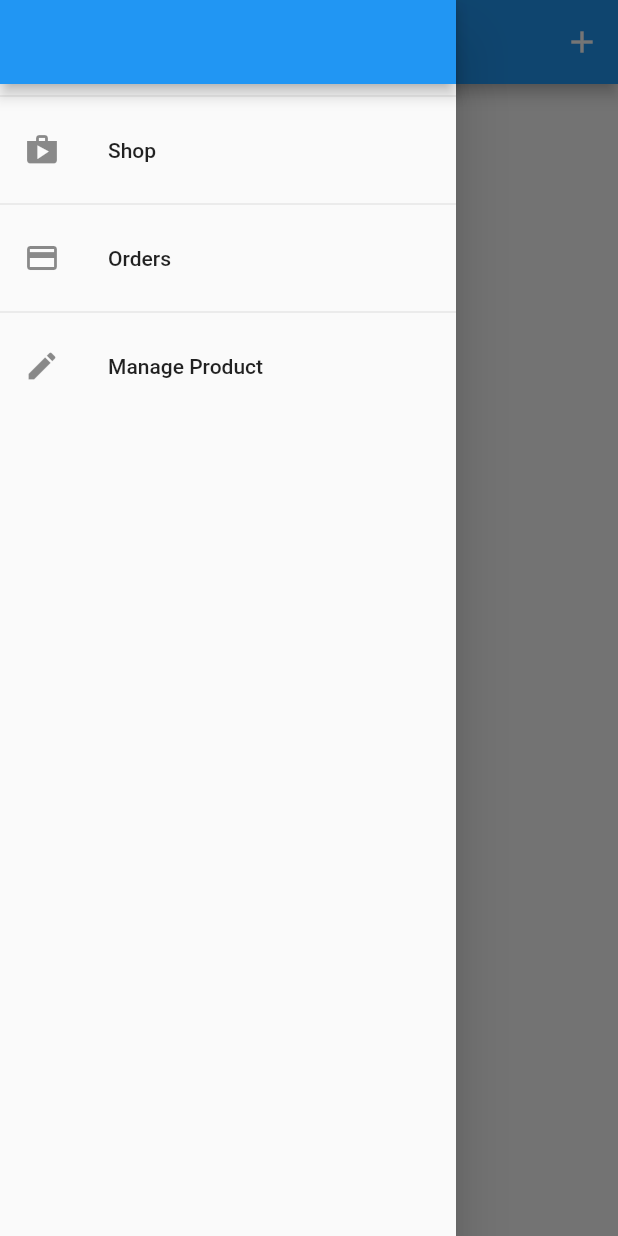
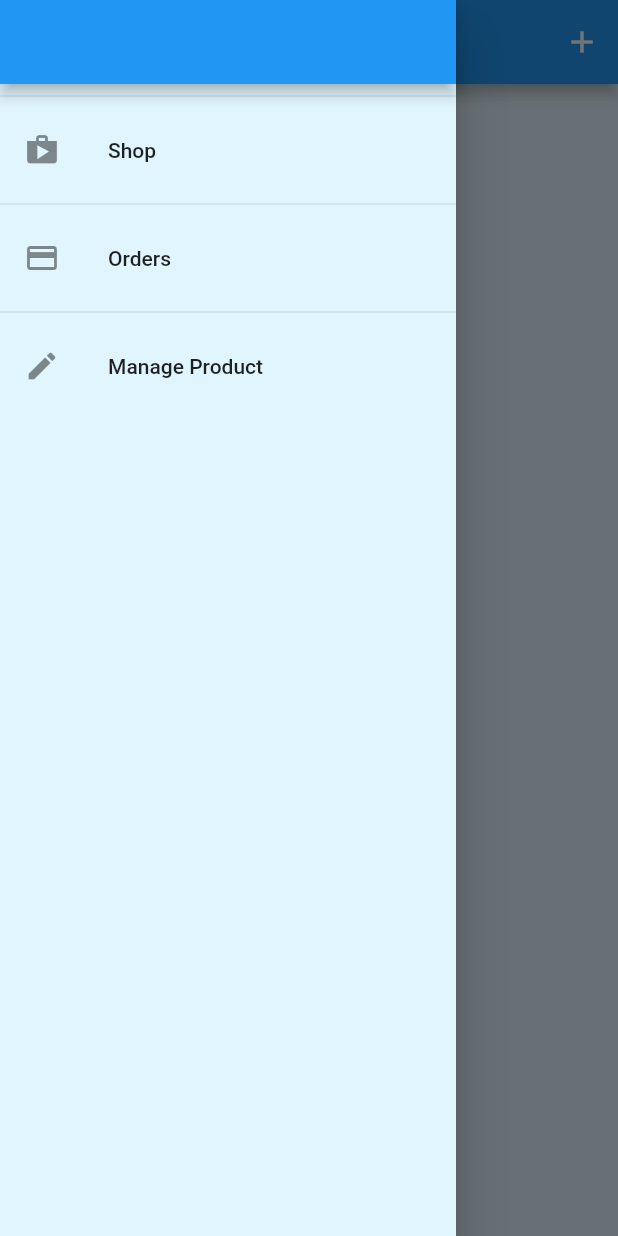
Before and after one commit to DevDaisy-lab/myeshop, a Flutter app: the UserProductsScreen screen opened by its route, with the side drawer open, on a phone screen of 412 x 824 dp. Run offline on Flutter 3.47's test engine with Material 2 defaults, Android fonts, the phone set to English and light mode, and no system bars; our stand-ins replace carousel_slider, firebase_core; accounts and stored records are empty; network calls fail.

Commit message:
add product fixed

```diff
--- a/lib/screens/order_screen.dart
+++ b/lib/screens/order_screen.dart
@@ -36,6 +36,7 @@ class _OrdersScreenState extends State<OrdersScreen> {
   Widget build(BuildContext context) {
     final orderData = Provider.of<Orders>(context);
     return Scaffold(
+      backgroundColor: Colors.lightBlue[50],
       appBar: AppBar(
         title: Text('Your Orders'),
       ),
--- a/lib/screens/user_products_screen.dart
+++ b/lib/screens/user_products_screen.dart
@@ -19,6 +19,7 @@ class UserProductsScreen extends StatelessWidget {
   Widget build(BuildContext context) {
     //final productsData = Provider.of<Products>(context);
     return Scaffold(
+      backgroundColor: Colors.lightBlue[50],
       appBar: AppBar(
         title: Text(
           'Your Products',
--- a/lib/widgets/product/app_drawer.dart
+++ b/lib/widgets/product/app_drawer.dart
@@ -7,6 +7,7 @@ class AppDrawer extends StatelessWidget {
   @override
   Widget build(BuildContext context) {
     return Drawer(
+      backgroundColor: Colors.lightBlue[50],
       child: Column(
         children: [
           AppBar(
--- a/lib/widgets/user_product_item.dart
+++ b/lib/widgets/user_product_item.dart
@@ -19,6 +19,7 @@ class UserProductItem extends StatelessWidget {
       title: Text(title),
       leading: CircleAvatar(
         backgroundImage: NetworkImage(imageUrl),
+        backgroundColor: Colors.white,
       ),
       trailing: Container(
         width: 100,
```
Also changed, not shown: lib/screens/edit_product_screen.dart (+12 -11 lines).
